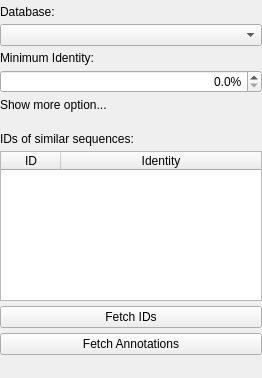
The window that src/corelibs/U2View/src/ov_sequence/Das/ui/DasOptionsPanelWidget.ui (violethaze74/ugene) describes before a commit, drawn with Qt 5.
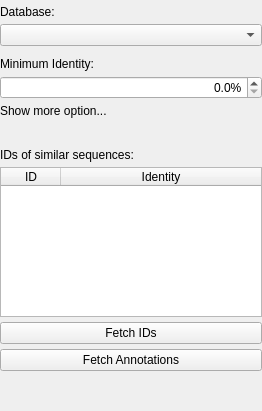
The same window after the commit.

Diff of the .ui file:
```diff
--- a/src/corelibs/U2View/src/ov_sequence/Das/ui/DasOptionsPanelWidget.ui
+++ b/src/corelibs/U2View/src/ov_sequence/Das/ui/DasOptionsPanelWidget.ui
@@ -7,7 +7,7 @@
     <x>0</x>
     <y>0</y>
     <width>262</width>
-    <height>378</height>
+    <height>411</height>
    </rect>
   </property>
   <property name="sizePolicy">
```
Left out of the diff: 8 changed lines with no effect on the pictures.
